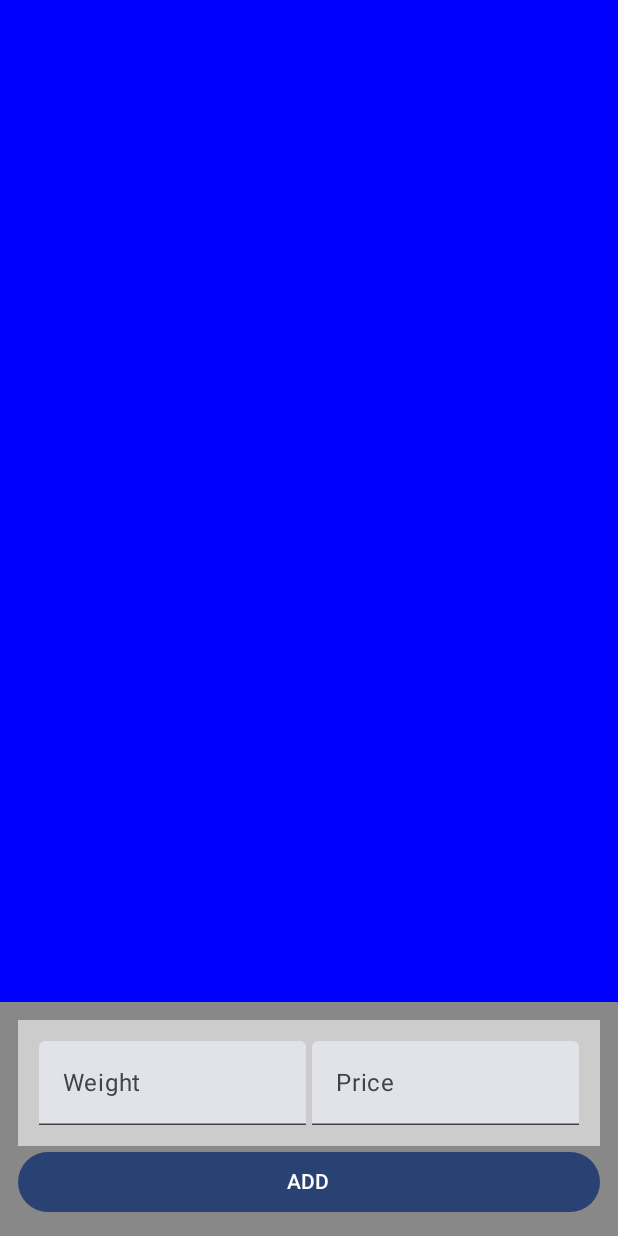
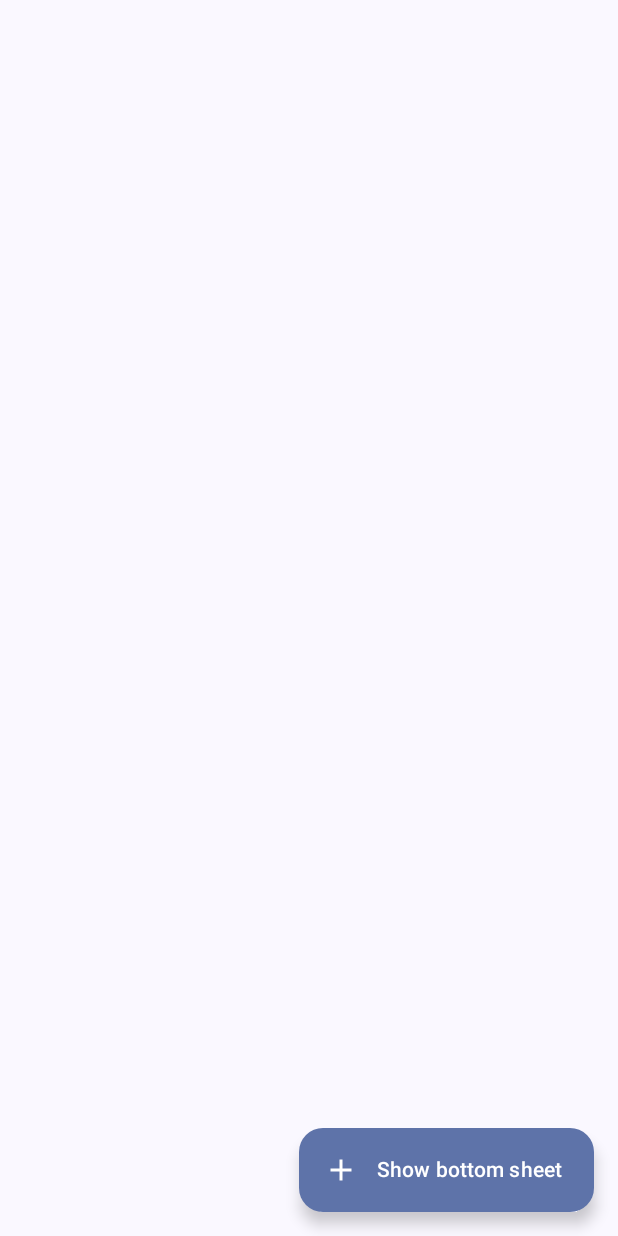
Before and after one commit to dstarchevskyy/Shrinkulator, an Android app built with Jetpack Compose: the screen it shows after launch (MainActivity), on a phone screen of 412 x 824 dp. Run offline under Robolectric (Android 15) with nearby library versions, the phone set to English and light mode, and no system bars.

Commit message:
add bottom sheet

```diff
--- a/app/src/main/java/com/example/shrinkulator/MainActivity.kt
+++ b/app/src/main/java/com/example/shrinkulator/MainActivity.kt
@@ -1,169 +1,86 @@
+@file:OptIn(
+    ExperimentalMaterial3Api::class,
+    ExperimentalMaterial3Api::class
+)
+
 package com.example.shrinkulator
 
 import android.os.Bundle
 import androidx.activity.ComponentActivity
 import androidx.activity.compose.setContent
 import androidx.activity.enableEdgeToEdge
-import androidx.compose.foundation.background
-import androidx.compose.foundation.layout.Box
-import androidx.compose.foundation.layout.Column
-import androidx.compose.foundation.layout.Row
-import androidx.compose.foundation.layout.fillMaxSize
-import androidx.compose.foundation.layout.fillMaxWidth
-import androidx.compose.foundation.layout.padding
-import androidx.compose.foundation.lazy.LazyColumn
-import androidx.compose.foundation.lazy.itemsIndexed
+import androidx.compose.material.icons.Icons
+import androidx.compose.material.icons.filled.Add
 import androidx.compose.material3.Button
+import androidx.compose.material3.ExperimentalMaterial3Api
+import androidx.compose.material3.ExtendedFloatingActionButton
+import androidx.compose.material3.Icon
+import androidx.compose.material3.ModalBottomSheet
+import androidx.compose.material3.Scaffold
 import androidx.compose.material3.Text
-import androidx.compose.material3.TextField
+import androidx.compose.material3.rememberModalBottomSheetState
 import androidx.compose.runtime.Composable
-import androidx.compose.runtime.MutableState
-import androidx.compose.runtime.State
-import androidx.compose.runtime.collectAsState
+import androidx.compose.runtime.getValue
 import androidx.compose.runtime.mutableStateOf
 import androidx.compose.runtime.remember
-import androidx.compose.ui.Modifier
-import androidx.compose.ui.graphics.Color
-import androidx.compose.ui.tooling.preview.Preview
-import androidx.compose.ui.unit.dp
+import androidx.compose.runtime.rememberCoroutineScope
+import androidx.compose.runtime.setValue
 import com.example.shrinkulator.ui.theme.ShrinkulatorTheme
-import kotlinx.coroutines.flow.MutableStateFlow
-import kotlinx.coroutines.flow.StateFlow
+import kotlinx.coroutines.launch
 
 class MainActivity : ComponentActivity() {
-    private var langs: List<CalcModel> = emptyList()
-
-    private val myFlow: MutableStateFlow<List<CalcModel>> = MutableStateFlow(langs)
-
-    private var weightState: MutableState<String> = mutableStateOf("")
-    private var priceState: MutableState<String> = mutableStateOf("")
-
-    private val myOnClick: () -> Unit = {
-        println("@@@myOnClick")
-
-        val newList: MutableList<CalcModel> = myFlow.value.toMutableList()
-        newList.add(
-            CalcModel(
-                weight = weightState.value,
-                price = priceState.value,
-                calc = ""
-            )
-        )
-        myFlow.value = newList
-        weightState.value = ""
-        priceState.value = ""
-    }
 
     override fun onCreate(savedInstanceState: Bundle?) {
         super.onCreate(savedInstanceState)
 
         enableEdgeToEdge()
         setContent {
-            weightState = remember { mutableStateOf("") }
-
             ShrinkulatorTheme {
-                MyLayout(
-                    myFlow = myFlow,
-                    myOnClick = myOnClick,
-                    weightState = weightState,
-                    priceState = priceState
-                )
+                MyScaffold()
             }
         }
     }
-}
 
-@Composable
-fun InputForm(
-    weightState: MutableState<String>,
-    priceState: MutableState<String>,
-) {
-    Box(modifier = Modifier.fillMaxWidth()
-        .background(color = Color.LightGray)
-        .padding(all = 12.dp)
-    ) {
-        Row {
-            TextField(
-                value = weightState.value,
-                placeholder = {
-                    Text(text = "Weight")
-                },
-                modifier = Modifier.weight(1f)
-                    .padding(2.dp),
-
-                onValueChange = {
-                    println("onChange: $it")
-                    weightState.value = it
-                }
-            )
-
-            TextField(
-                value = priceState.value,
-                placeholder = {
-                    Text(text = "Price")
-                },
-                modifier = Modifier.weight(1f)
-                    .padding(2.dp),
-                onValueChange = {
-                    println("onChange: $it")
-                    priceState.value = it
-                }
-            )
-        }
-    }
-}
-
-@Composable
-fun MyLayout(
-    myFlow: StateFlow<List<CalcModel>>,
-    myOnClick: () -> Unit,
-    modifier: Modifier = Modifier,
-    weightState: MutableState<String>,
-    priceState: MutableState<String>,
-) {
-    val collected: State<List<CalcModel>> = myFlow.collectAsState()
-
-    Column(
-        modifier = modifier.background(color = Color.Blue)
-            .fillMaxSize()
-
-    ) {
-        LazyColumn(
-            modifier = modifier.weight(1f),
-        ) {
-            itemsIndexed(
-                items = collected.value,
-                itemContent = { index, value ->
-                    Text(text = "$index ${value.weight} / ${value.price} ")
-                }
-            )
+    @Composable
+    fun MyScaffold() {
+        val sheetState = rememberModalBottomSheetState()
+        val scope = rememberCoroutineScope()
+        var showBottomSheet by remember {
+            mutableStateOf(false)
         }
 
-        Box(modifier = Modifier.fillMaxWidth()
-            .background(color = Color.Gray)
-            .padding(all = 12.dp)
-        ) {
-            Column {
-                InputForm(
-                    weightState = weightState,
-                    priceState = priceState
+        Scaffold(
+            floatingActionButton = {
+                ExtendedFloatingActionButton(
+                    text = { Text("Show bottom sheet") },
+                    icon = { Icon(Icons.Filled.Add, contentDescription = "") },
+                    onClick = {
+                        showBottomSheet = true
+                    }
                 )
+            }
+        ) { contentPadding ->
+            // Screen content
 
-                Button(
-                    onClick = myOnClick,
-                    modifier = Modifier.fillMaxWidth()
+            if (showBottomSheet) {
+                ModalBottomSheet(
+                    onDismissRequest = {
+                        showBottomSheet = false
+                    },
+                    sheetState = sheetState
                 ) {
-                    Text(text = "ADD")
+                    // Sheet content
+                    Button(onClick = {
+                        scope.launch { sheetState.hide() }.invokeOnCompletion {
+                            if (!sheetState.isVisible) {
+                                showBottomSheet = false
+                            }
+                        }
+                    }) {
+                        Text("Hide bottom sheet")
+                    }
                 }
             }
         }
     }
 }
-
-@Preview(showBackground = true)
-@Composable
-fun GreetingPreview() {
-    ShrinkulatorTheme {
-//        MyLayout(myState = State<List>(emptyList()), langs = listOf("ASD","QWER","QWER"), {})
-    }
-}
```
